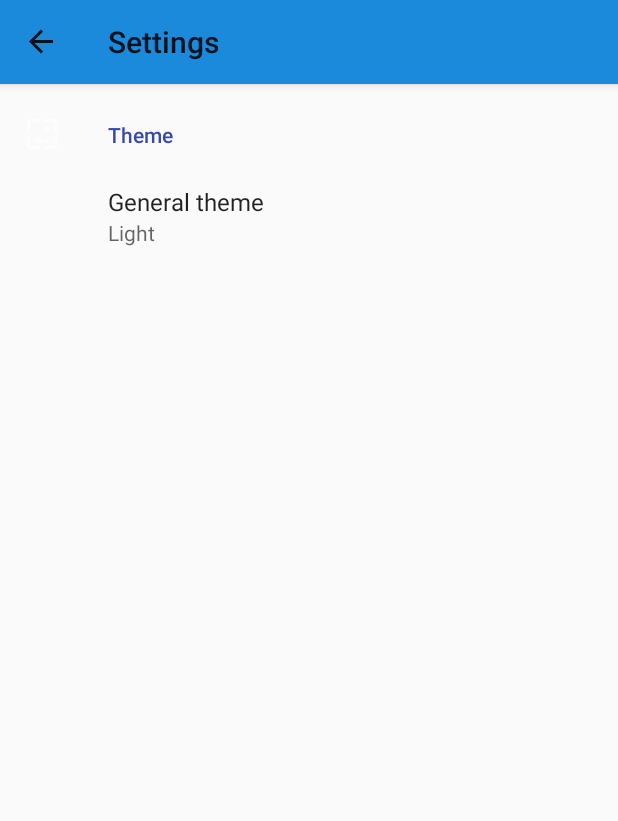
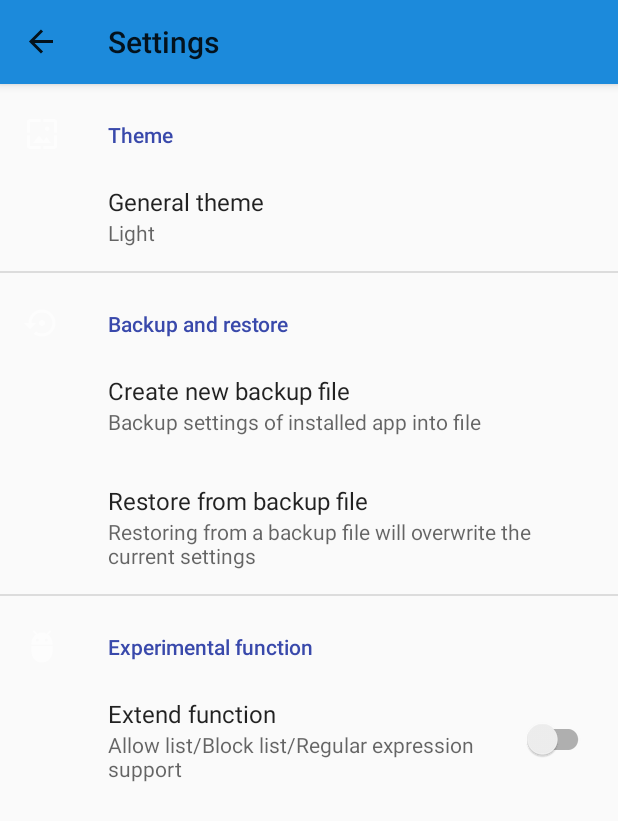
Before and after one commit to Jasper-1024/DeepSleep, an Android app: the SettingsFragment screen opened through its navigation route, on a phone screen of 412 x 824 dp. Shown: the top 821 px of the screen. Run offline under Robolectric (Android 15) with nearby library versions, the phone set to English and light mode, and no system bars; our stand-ins replace Room's generated code, androidx.preference, navigation-ui; pictures from the network do not load; 3 statements that could not run were skipped.

Commit message:
dev 分支 - 恢复设置/Extend 入口 - 修正捐赠错误提示
setting
- 添加 extend 开关

setting
- 添加备份 UI

db
- 添加备份内容

setting
- nowakelock 备份移植完成
- 还需要优化

setting
- 备份替换为 Activity Results API

update git ignore

Signed-off-by: win <ljy087621@gmail.com>

备选 rc1 版本

```diff
--- a/app/src/main/java/com/js/deepsleep/data/db/AppDatabase.kt
+++ b/app/src/main/java/com/js/deepsleep/data/db/AppDatabase.kt
@@ -6,10 +6,7 @@ import androidx.room.Room
 import androidx.room.RoomDatabase
 import androidx.room.TypeConverters
 import com.js.deepsleep.data.db.converter.Converters
-import com.js.deepsleep.data.db.dao.AppDao
-import com.js.deepsleep.data.db.dao.AppInfoDao
-import com.js.deepsleep.data.db.dao.AppStDao
-import com.js.deepsleep.data.db.dao.ExtendDao
+import com.js.deepsleep.data.db.dao.*
 import com.js.deepsleep.data.db.entity.AppInfo
 import com.js.deepsleep.data.db.entity.AppSt
 import com.js.deepsleep.data.db.entity.Extend
@@ -25,6 +22,7 @@ abstract class AppDatabase : RoomDatabase() {
     abstract fun appInfoDao(): AppInfoDao
     abstract fun appStDao(): AppStDao
     abstract fun extendDao(): ExtendDao
+    abstract fun backupDao(): BackupDao
 
     companion object {
         private const val DATABASE_NAME = "deepSleep"
--- a/app/src/main/java/com/js/deepsleep/ui/about/AboutViewModel.kt
+++ b/app/src/main/java/com/js/deepsleep/ui/about/AboutViewModel.kt
@@ -6,7 +6,7 @@ import com.js.deepsleep.BasicApp
 class AboutViewModel : ViewModel() {
     var about = About()
 
-    fun test() {
+    fun aliPay() {
         AliPay(BasicApp.context).jumpAlipay()
     }
 }
--- a/app/src/main/java/com/js/deepsleep/ui/about/AliPay.kt
+++ b/app/src/main/java/com/js/deepsleep/ui/about/AliPay.kt
@@ -3,6 +3,8 @@ package com.js.deepsleep.ui.about
 import android.content.Context
 import android.content.Intent
 import android.net.Uri
+import android.widget.Toast
+import com.js.deepsleep.R
 import com.js.deepsleep.base.LogUtil
 import java.net.URLEncoder
 
@@ -33,6 +35,7 @@ class AliPay(private var context: Context) {
             openUri(context, url)
             return true
         } catch (e: Exception) {
+            Toast.makeText(context, context.getString(R.string.donateErr), Toast.LENGTH_LONG).show()
             LogUtil.d("Alipay", "$e")
         }
         return false
--- a/app/src/main/java/com/js/deepsleep/ui/app/AppFragment.kt
+++ b/app/src/main/java/com/js/deepsleep/ui/app/AppFragment.kt
@@ -38,7 +38,6 @@ class AppFragment : Fragment() {
         addSubscription(mainViewModel.query)
         addSubscription(mainViewModel.sort)
     }
-
 
     override fun onCreateView(
         inflater: LayoutInflater, container: ViewGroup?,
--- a/app/src/main/java/com/js/deepsleep/ui/settings/SettingsFragment.kt
+++ b/app/src/main/java/com/js/deepsleep/ui/settings/SettingsFragment.kt
@@ -3,13 +3,33 @@ package com.js.deepsleep.ui.settings
 import android.os.Bundle
 import android.view.Menu
 import android.view.MenuInflater
+import androidx.activity.result.contract.ActivityResultContracts
 import androidx.preference.ListPreference
 import androidx.preference.Preference
 import androidx.preference.PreferenceFragmentCompat
 import com.js.deepsleep.R
 import com.js.deepsleep.base.menuGone
+import org.koin.androidx.viewmodel.ext.android.viewModel
+import org.koin.core.component.KoinApiExtension
+import org.koin.core.qualifier.named
+import java.util.*
 
+@KoinApiExtension
 class SettingsFragment : PreferenceFragmentCompat() {
+
+    private val viewModel: SettingViewModel by viewModel(named("SettingVm"))
+
+    // 备份
+    private val backupRAFR =
+        registerForActivityResult(ActivityResultContracts.CreateDocument()) { uri ->
+            viewModel.backup(uri)
+        }
+
+    // 恢复
+    private val restoreRAFR =
+        registerForActivityResult(ActivityResultContracts.GetContent()) { uri ->
+            viewModel.restore(uri)
+        }
 
     override fun onCreate(savedInstanceState: Bundle?) {
         setHasOptionsMenu(true)
@@ -30,6 +50,26 @@ class SettingsFragment : PreferenceFragmentCompat() {
                     true
                 }
         }
+
+        // 备份按钮
+        val backup: Preference? = findPreference("backup")
+        if (backup != null) {
+            backup.onPreferenceClickListener =
+                Preference.OnPreferenceClickListener {
+                    // 创建备份文件
+                    backupRAFR.launch("DeepSleep-Backup-${getData()}.json")
+                    true
+                }
+        }
+        // 恢复按钮
+        val restore: Preference? = findPreference("restore")
+        if (restore != null) {
+            restore.onPreferenceClickListener =
+                Preference.OnPreferenceClickListener {
+                    restoreRAFR.launch("*/*")
+                    true
+                }
+        }
     }
 
     // 关闭多余 toolbar 菜单
@@ -37,4 +77,15 @@ class SettingsFragment : PreferenceFragmentCompat() {
         menuGone(menu, setOf(R.id.menu_filter, R.id.search))
         super.onCreateOptionsMenu(menu, inflater)
     }
+
+    // 现在时间
+    private fun getData(): String {
+        val c: Calendar = Calendar.getInstance()
+        val year: Int = c.get(Calendar.YEAR)
+        val month: Int = c.get(Calendar.MONTH) + 1
+        val date: Int = c.get(Calendar.DATE)
+        val hour: Int = c.get(Calendar.HOUR_OF_DAY)
+        val minute: Int = c.get(Calendar.MINUTE)
+        return "$year:$month:$date-$hour:$minute"
+    }
 }
--- /dev/null
+++ b/app/src/main/res/drawable/ic_other_24dp.xml
@@ -0,0 +1,11 @@
+<vector xmlns:android="http://schemas.android.com/apk/res/android"
+    android:width="24dp"
+    android:height="24dp"
+    android:autoMirrored="true"
+    android:tint="#FFFFFF"
+    android:viewportWidth="24.0"
+    android:viewportHeight="24.0">
+    <path
+        android:fillColor="?attr/colorControlNormal"
+        android:pathData="M5,16c0,3.87 3.13,7 7,7s7,-3.13 7,-7v-4L5,12v4zM16.12,4.37l2.1,-2.1 -0.82,-0.83 -2.3,2.31C14.16,3.28 13.12,3 12,3s-2.16,0.28 -3.09,0.75L6.6,1.44l-0.82,0.83 2.1,2.1C6.14,5.64 5,7.68 5,10v1h14v-1c0,-2.32 -1.14,-4.36 -2.88,-5.63zM9,9c-0.55,0 -1,-0.45 -1,-1s0.45,-1 1,-1 1,0.45 1,1 -0.45,1 -1,1zM15,9c-0.55,0 -1,-0.45 -1,-1s0.45,-1 1,-1 1,0.45 1,1 -0.45,1 -1,1z" />
+</vector>
--- /dev/null
+++ b/app/src/main/res/drawable/ic_settings_backup_restore_24.xml
@@ -0,0 +1,11 @@
+<vector xmlns:android="http://schemas.android.com/apk/res/android"
+    android:width="24dp"
+    android:height="24dp"
+    android:autoMirrored="true"
+    android:tint="#FFFFFF"
+    android:viewportWidth="24"
+    android:viewportHeight="24">
+    <path
+        android:fillColor="?attr/colorControlNormal"
+        android:pathData="M14,12c0,-1.1 -0.9,-2 -2,-2s-2,0.9 -2,2 0.9,2 2,2 2,-0.9 2,-2zM12,3c-4.97,0 -9,4.03 -9,9L0,12l4,4 4,-4L5,12c0,-3.87 3.13,-7 7,-7s7,3.13 7,7 -3.13,7 -7,7c-1.51,0 -2.91,-0.49 -4.06,-1.3l-1.42,1.44C8.04,20.3 9.94,21 12,21c4.97,0 9,-4.03 9,-9s-4.03,-9 -9,-9z" />
+</vector>
--- a/app/src/main/res/layout/fragment_about.xml
+++ b/app/src/main/res/layout/fragment_about.xml
@@ -114,7 +114,7 @@
             android:id="@+id/textView"
             android:layout_width="wrap_content"
             android:layout_height="wrap_content"
-            android:onClick="@{() -> vm.test()}"
+            android:onClick="@{() -> vm.aliPay()}"
             android:text="@string/donate"
             android:textSize="20sp"
             android:textStyle="bold"
--- a/app/src/main/res/menu/nav.xml
+++ b/app/src/main/res/menu/nav.xml
@@ -9,12 +9,12 @@
     <!--        android:visible="true"-->
     <!--        tools:ignore="ExtraText" />-->
 
-    <!--    <item-->
-    <!--        android:id="@+id/settingsFragment"-->
-    <!--        android:icon="@drawable/ic_settings_24dp"-->
-    <!--        android:title="@string/settings"-->
-    <!--        android:visible="true"-->
-    <!--        tools:ignore="ExtraText" />-->
+    <item
+        android:id="@+id/settingsFragment"
+        android:icon="@drawable/ic_settings_24dp"
+        android:title="@string/settings"
+        android:visible="true"
+        tools:ignore="ExtraText" />
     <item
         android:id="@+id/helpFragment"
         android:icon="@drawable/ic_help_24dp"
--- a/app/src/main/res/values/strings.xml
+++ b/app/src/main/res/values/strings.xml
@@ -49,4 +49,18 @@
     <string name="SourceCodeUrl">https://github.com/Jasper-1024/DeepSleep</string>
     <string name="License">License</string>
     <string name="donate">Donate?</string>
+    <string name="donateErr">您未安装支付宝或启动异常..😂..</string>
+    <string name="other">Other</string>
+    <string name="Extend">Extend function</string>
+    <string name="experimental">Experimental function</string>
+    <string name="Extend_summary">Allow list/Block list/Regular expression support</string>
+    <string name="BackupAndRestore">Backup and restore</string>
+    <string name="backup_summary">Backup settings of installed app into file</string>
+    <string name="backup_title">Create new backup file</string>
+    <string name="restore_summary">Restoring from a backup file will overwrite the current settings</string>
+    <string name="restore_title">Restore from backup file</string>
+    <string name="backup">Backup complete</string>
+    <string name="restore">Restore complete</string>
+    <string name="backupErr">Backup Error</string>
+    <string name="restoreErr">Restore Error</string>
 </resources>
--- a/app/src/main/res/xml/settings.xml
+++ b/app/src/main/res/xml/settings.xml
@@ -17,4 +17,34 @@
             app:useSimpleSummaryProvider="true" />
 
     </PreferenceCategory>
+
+    <PreferenceCategory
+        android:icon="@drawable/ic_settings_backup_restore_24"
+        android:title="@string/BackupAndRestore">
+
+        <Preference
+            app:key="backup"
+            app:summary="@string/backup_summary"
+            app:title="@string/backup_title" />
+
+        <Preference
+            app:key="restore"
+            app:summary="@string/restore_summary"
+            app:title="@string/restore_title" />
+
+    </PreferenceCategory>
+
+    <PreferenceCategory
+        android:icon="@drawable/ic_other_24dp"
+        android:key="experimental"
+        android:title="@string/experimental">
+
+        <SwitchPreferenceCompat
+            app:defaultValue="false"
+            app:key="ExtendEnable"
+            app:summary="@string/Extend_summary"
+            app:title="@string/Extend" />
+
+    </PreferenceCategory>
+
 </PreferenceScreen>
```
Also changed, not shown: app/build.gradle (+7 -4 lines), app/src/main/java/com/js/deepsleep/KoinDSL.kt (+15 -2 lines), app/src/main/java/com/js/deepsleep/base/Util.kt (+10 -0 lines), app/src/main/java/com/js/deepsleep/data/db/dao/BackupDao.kt (added, +23 -0 lines), app/src/main/java/com/js/deepsleep/data/repository/backup/AppBackup.kt (added, +9 -0 lines), app/src/main/java/com/js/deepsleep/data/repository/backup/BackupRepository.kt (added, +21 -0 lines), app/src/main/java/com/js/deepsleep/ui/app/HandleApp.kt (+12 -5 lines), app/src/main/java/com/js/deepsleep/ui/settings/SettingViewModel.kt (added, +110 -0 lines), 2 other files.
